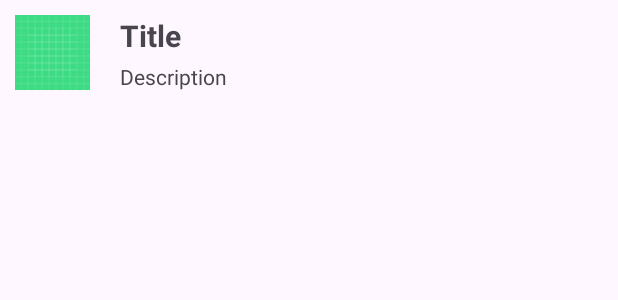
After one commit to AYHD-youtube/CSE535_Project5, an Android app: the layout layout_notification.xml on its own in the app's theme, with its tools: preview values and no code run, on a phone screen of 412 x 824 dp. The commit adds this screen. Shown: the top 300 px of the screen. Run offline under Robolectric (Android 15) with nearby library versions, the phone set to English and light mode, and no system bars.

Commit message:
Added notifications

```diff
--- a/app/build.gradle.kts
+++ b/app/build.gradle.kts
@@ -57,6 +57,8 @@ dependencies {
 
     implementation ("com.squareup.retrofit2:converter-gson:2.9.0")
     implementation ("com.squareup.retrofit2:retrofit:2.9.0")
+    implementation("com.google.firebase:firebase-messaging-ktx:23.3.1")
+    implementation("com.google.firebase:firebase-messaging:23.4.0")
 
     testImplementation("junit:junit:4.13.2")
     androidTestImplementation("androidx.test.ext:junit:1.1.5")
--- a/app/src/main/java/edu/asu/cse535/project5/network/ApiService.kt
+++ b/app/src/main/java/edu/asu/cse535/project5/network/ApiService.kt
@@ -1,6 +1,8 @@
 package edu.asu.cse535.project5.network
 
 
+import edu.asu.cse535.project5.datamodel.NotiBody
+import edu.asu.cse535.project5.datamodel.NotiResponse
 import edu.asu.cse535.project5.datamodel.RecommendedExerciseBody
 import edu.asu.cse535.project5.datamodel.RecommendedExerciseResponse
 import retrofit2.http.Body
@@ -11,4 +13,6 @@ interface ApiService {
     @POST("recommend_exercises")
     suspend fun postRecommendExercise(@Body exerciseBody: RecommendedExerciseBody): retrofit2.Response<RecommendedExerciseResponse>
 
+    @POST("send")
+    suspend fun postNotification(@Body notifionBody: NotiBody): retrofit2.Response<NotiResponse>
 }
--- /dev/null
+++ b/app/src/main/res/layout/layout_notification.xml
@@ -0,0 +1,40 @@
+<?xml version="1.0" encoding="utf-8"?>
+<LinearLayout xmlns:android="http://schemas.android.com/apk/res/android"
+    xmlns:tools="http://schemas.android.com/tools"
+    android:layout_width="match_parent"
+    android:layout_height="wrap_content"
+    android:orientation="horizontal">
+
+    <ImageView
+        android:id="@+id/notiIv"
+        android:layout_width="50dp"
+        android:layout_height="50dp"
+        android:layout_margin="10dp"
+        android:src="@drawable/ic_launcher_background" />
+
+    <LinearLayout
+        android:layout_width="wrap_content"
+        android:layout_height="wrap_content"
+        android:layout_marginStart="10dp"
+        android:orientation="vertical">
+
+        <TextView
+            android:id="@+id/notiTv"
+            android:layout_width="wrap_content"
+            android:layout_height="wrap_content"
+            android:layout_marginTop="10dp"
+            android:textSize="20sp"
+            android:textStyle="bold"
+            tools:text="Title" />
+
+        <TextView
+            android:id="@+id/notiDescription"
+            android:layout_width="wrap_content"
+            android:layout_height="wrap_content"
+            android:layout_marginStart="0dp"
+            android:layout_marginTop="4dp"
+            android:lines="3"
+            android:maxLines="3"
+            tools:text="Description" />
+    </LinearLayout>
+</LinearLayout>
--- a/build.gradle.kts
+++ b/build.gradle.kts
@@ -1,3 +1,8 @@
+buildscript {
+    dependencies {
+        classpath("com.google.gms:google-services:4.4.0")
+    }
+}
 // Top-level build file where you can add configuration options common to all sub-projects/modules.
 plugins {
     id("com.android.application") version "8.1.1" apply false
```
Also changed, not shown: app/src/main/AndroidManifest.xml (+20 -0 lines), app/src/main/java/edu/asu/cse535/project5/ExerciseActivity.kt (+37 -4 lines), app/src/main/java/edu/asu/cse535/project5/ExerciseViewModel.kt (+11 -0 lines), app/src/main/java/edu/asu/cse535/project5/MainActivity.kt (+50 -1 lines), app/src/main/java/edu/asu/cse535/project5/MyFirebaseMessagingService.kt (added, +75 -0 lines), app/src/main/java/edu/asu/cse535/project5/datamodel/NotiBody.kt (added, +16 -0 lines), app/src/main/java/edu/asu/cse535/project5/datamodel/NotiResponse.kt (added, +13 -0 lines), app/src/main/java/edu/asu/cse535/project5/network/RetrofitClientNoti.kt (added, +32 -0 lines), app/src/main/java/edu/asu/cse535/project5/repo/ExerciseRepo.kt (+8 -1 lines), app/src/main/res/layout/layout_notification_collapsed.xml (added, +14 -0 lines).
